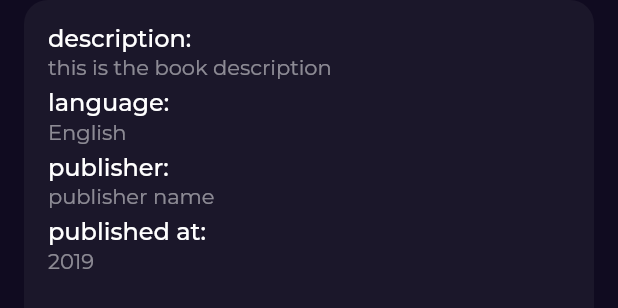
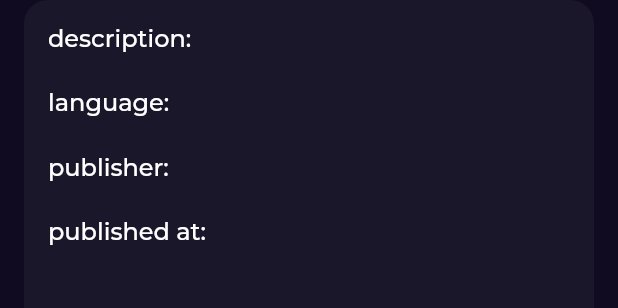
Before and after one commit to ahmedhamdi11/bookly_v2, a Flutter app: the BookDesc widget shown alone on an empty page, opened directly with empty values, on a phone screen of 412 x 824 dp. Shown: the top 308 px of the screen. Run offline on Flutter 3.47's test engine with Material 2 defaults, Android fonts, the light colour scheme and no system bars; our stand-ins replace cached_network_image, dartz, dio, equatable, flutter_bloc, flutter_svg and 7 more; accounts and stored records are empty; network calls fail.

Commit message:
more details added to the details view

```diff
--- a/lib/Features/Home/data/models/book_model/book_model.dart
+++ b/lib/Features/Home/data/models/book_model/book_model.dart
@@ -25,12 +25,16 @@ class BookModel extends BookEntity {
     this.accessInfo,
     this.searchInfo,
   }) : super(
-          title: volumeInfo.title!,
-          authorName: volumeInfo.authors?[0] ?? '-',
-          image: volumeInfo.imageLinks?.thumbnail ?? '',
-          rateCount: volumeInfo.ratingsCount,
-          rating: volumeInfo.averageRating,
-        );
+            title: volumeInfo.title!,
+            authorName: volumeInfo.authors?[0] ?? '-',
+            image: volumeInfo.imageLinks?.thumbnail ?? '',
+            rateCount: volumeInfo.ratingsCount,
+            rating: volumeInfo.averageRating,
+            desc: volumeInfo.description ??
+                'there is no descripion for this book',
+            language: volumeInfo.language ?? 'unknown',
+            publisheDate: volumeInfo.publishedDate ?? 'unknown',
+            publisher: volumeInfo.publisher ?? 'unknown');
 
   factory BookModel.fromJson(Map<String, dynamic> json) => BookModel(
         kind: json['kind'] as String?,
--- a/lib/Features/Home/domain/entities/book_entity.dart
+++ b/lib/Features/Home/domain/entities/book_entity.dart
@@ -18,11 +18,27 @@ class BookEntity {
   @HiveField(4)
   final num? rateCount;
 
+  @HiveField(5)
+  final String? desc;
+
+  @HiveField(6)
+  final String? language;
+
+  @HiveField(7)
+  final String? publisher;
+
+  @HiveField(8)
+  final String? publisheDate;
+
   const BookEntity({
     required this.image,
     required this.title,
     required this.authorName,
     required this.rating,
     required this.rateCount,
+    required this.desc,
+    required this.language,
+    required this.publisher,
+    required this.publisheDate,
   });
 }
--- a/lib/Features/Home/presentation/widgets/book_desc.dart
+++ b/lib/Features/Home/presentation/widgets/book_desc.dart
@@ -27,7 +27,7 @@ class BookDesc extends StatelessWidget {
             style: Styles.text16,
           ),
           Text(
-            'this is the book description',
+            book.desc!,
             style: Styles.text14,
           ),
           const SizedBox(
@@ -40,8 +40,7 @@ class BookDesc extends StatelessWidget {
             style: Styles.text16,
           ),
           Text(
-            'English',
-            // book.volumeInfo.language ?? '-',
+            book.language!,
             style: Styles.text14,
           ),
           const SizedBox(
@@ -54,8 +53,7 @@ class BookDesc extends StatelessWidget {
             style: Styles.text16,
           ),
           Text(
-            //book.volumeInfo.publisher ?? '-',
-            'publisher name',
+            book.publisher!,
             style: Styles.text14,
             maxLines: 2,
           ),
@@ -69,8 +67,7 @@ class BookDesc extends StatelessWidget {
             style: Styles.text16,
           ),
           Text(
-            //book.volumeInfo.publishedDate ?? '-',
-            '2019',
+            book.publisheDate!,
             style: Styles.text14,
             maxLines: 2,
           ),
```
Also changed, not shown: lib/Features/Home/domain/entities/book_entity.g.dart.
